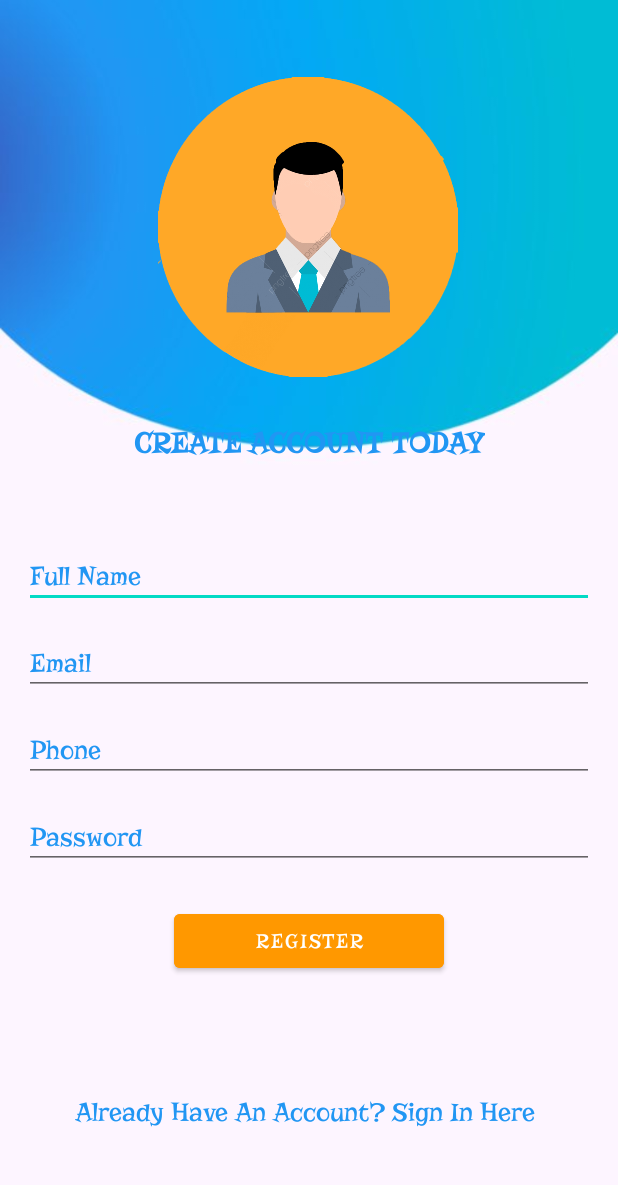
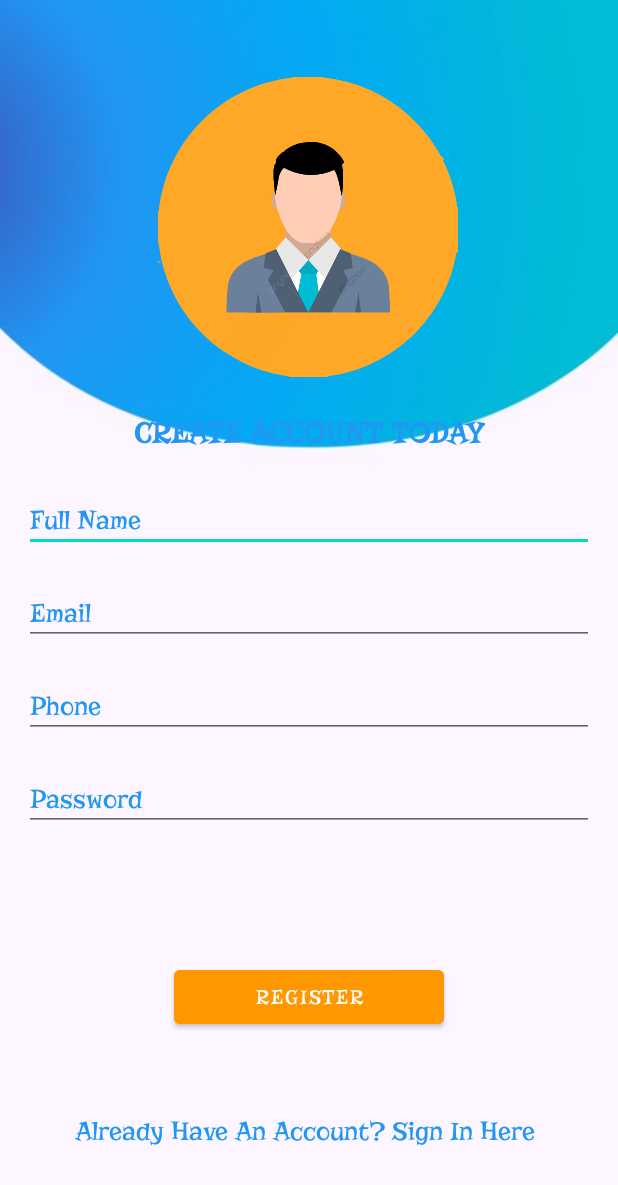
Before and after one commit to AndroidApplication-Project/Android-with-MARS, an Android app: the screen it shows after launch (RegisterUser), on a phone screen of 412 x 824 dp. Shown: the top 1185 px of the screen. Run offline under Robolectric (Android 15) with nearby library versions, the phone set to English and light mode, and no system bars; our stand-ins replace Firebase (no records; nobody signed in at launch, a user with empty details on screens opened directly); libraries missing offline, so code that uses them is left out: com.karumi.dexter; pictures from the network do not load.

Commit message:
made changes in splash,registeruser

```diff
--- a/app/src/main/AndroidManifest.xml
+++ b/app/src/main/AndroidManifest.xml
@@ -14,7 +14,7 @@
     <application
         android:name="androidx.multidex.MultiDexApplication"
         android:allowBackup="true"
-        android:icon="@mipmap/ic_launcher"
+        android:icon="@drawable/logo3"
         android:label="@string/app_name"
         android:roundIcon="@mipmap/ic_launcher_round"
         android:supportsRtl="true"
--- a/app/src/main/java/Quiz/BeginnerQuizActivity.java
+++ b/app/src/main/java/Quiz/BeginnerQuizActivity.java
@@ -78,6 +78,7 @@ public class BeginnerQuizActivity extends AppCompatActivity  {
         else
         {
             reference = FirebaseDatabase.getInstance().getReference().child("Questions/Beginner").child(String.valueOf(computerCount));
+
             total++;
             reference.addValueEventListener(new ValueEventListener() {
                 @Override
--- a/app/src/main/java/Reminder/ReminderMain.java
+++ b/app/src/main/java/Reminder/ReminderMain.java
@@ -27,8 +27,8 @@ public class ReminderMain extends AppCompatActivity {
         @Override
         public void onClick(View v) {
             Calendar calendar= Calendar.getInstance();
-            calendar.set(Calendar.HOUR_OF_DAY,9);
-            calendar.set(Calendar.MINUTE,15);
+            calendar.set(Calendar.HOUR_OF_DAY,14);
+            calendar.set(Calendar.MINUTE,04);
             calendar.set(Calendar.SECOND,10);
             Intent intent= new Intent(getApplicationContext(),Notification_Receiver.class);
             PendingIntent pendingIntent= PendingIntent.getBroadcast(getApplicationContext(),100,intent,PendingIntent.FLAG_UPDATE_CURRENT);
--- a/app/src/main/java/com/example/androidwithmars/About_Us1.java
+++ b/app/src/main/java/com/example/androidwithmars/About_Us1.java
@@ -85,7 +85,7 @@ public class About_Us1 extends Fragment {
         stuid.add("1993919");
         pics.add(R.drawable.pic1suna);
         stuname.add("Manjodh Singh ");
-        stuid.add("1993919");
+        stuid.add("1993904");
 
         //Initializing and setting Custom Adapter on List View
         StudentsAdapter adap = new StudentsAdapter(getActivity(),pics,stuid,stuname);
--- a/app/src/main/java/com/example/androidwithmars/RegisterUser.java
+++ b/app/src/main/java/com/example/androidwithmars/RegisterUser.java
@@ -3,13 +3,17 @@ package com.example.androidwithmars;
 import androidx.annotation.NonNull;
 import androidx.annotation.Nullable;
 import androidx.appcompat.app.AppCompatActivity;
+import androidx.core.app.ActivityCompat;
+import androidx.core.content.ContextCompat;
 
 import android.Manifest;
 import android.app.ProgressDialog;
 import android.content.Intent;
+import android.content.pm.PackageManager;
 import android.graphics.Bitmap;
 import android.graphics.BitmapFactory;
 import android.net.Uri;
+import android.os.Build;
 import android.os.Bundle;
 import android.text.TextUtils;
 import android.util.Log;
@@ -53,11 +57,13 @@ public class RegisterUser extends AppCompatActivity {
     private EditText mFullName, mEmail, mPassword, mPhone;
 
     private ImageView img;
+    static int PReqcode=1;
+    static int REQUESCODE=1;
     private Button btnRegister,browse;
     private TextView signIn;
     private FirebaseAuth firebaseAuth;
 //    private Button browse;
-    private Uri filepath;
+    Uri selectedImageUri;
     private Bitmap bitmap;
 
 
@@ -71,6 +77,17 @@ public class RegisterUser extends AppCompatActivity {
             startActivity(new Intent(getApplicationContext(),MainActivity.class));
             finish();
         }
+        img.setOnClickListener(new View.OnClickListener() {
+            @Override
+            public void onClick(View v) {
+                if (Build.VERSION.SDK_INT>= 22){
+                    checkAndRequestPermission();
+                }
+                else{
+                    openGallery();
+                }
+            }
+        });
 
         btnRegister.setOnClickListener(new View.OnClickListener() {
             @Override
@@ -149,7 +166,7 @@ public class RegisterUser extends AppCompatActivity {
         });
 
 
-        browse.setOnClickListener(new View.OnClickListener() {
+       /*browse.setOnClickListener(new View.OnClickListener() {
             @Override
             public void onClick(View v) {
                 Dexter.withActivity(RegisterUser.this)
@@ -174,7 +191,7 @@ public class RegisterUser extends AppCompatActivity {
                         }).check();
 
             }
-        });
+        });*/
 
 
         signIn.setOnClickListener(new View.OnClickListener() {
@@ -186,80 +203,50 @@ public class RegisterUser extends AppCompatActivity {
         });
     }
 
-//    private void uploadToFireBase() {
-//
-//        ProgressDialog dialog = new ProgressDialog(this);
-//        dialog.setTitle("File Uploading");
-//        dialog.show();
-//
-//
-//        mFullName = findViewById(R.id.fullName);
-//        mEmail = findViewById(R.id.userEmail);
-//        mPhone = findViewById(R.id.phone);
-//        mPassword=  findViewById(R.id.password);
-//
-//        FirebaseStorage storage = FirebaseStorage.getInstance();
-//        StorageReference uploader = storage.getReference("Image1"+ new Random().nextInt(50));
-//        uploader.putFile(filepath)
-//                .addOnSuccessListener(new OnSuccessListener<UploadTask.TaskSnapshot>() {
-//                    @Override
-//                    public void onSuccess(UploadTask.TaskSnapshot taskSnapshot) {
-//
-//                        uploader.getDownloadUrl().addOnSuccessListener(new OnSuccessListener<Uri>() {
-//                            @Override
-//                            public void onSuccess(Uri uri) {
-//                                dialog.dismiss();
-//                                FirebaseDatabase  db = FirebaseDatabase.getInstance();
-//                                DatabaseReference root =  db.getReference("user");
-//
-//                                DataHolder obj = new DataHolder(mFullName.getText().toString(),
-//                                        mEmail.getText().toString(),
-//                                        mPhone.getText().toString(),
-//                                        uri.toString());
-//                                root.child(mEmail.getText().toString()).setValue(obj);
-//
-//                                Toast.makeText(RegisterUser.this, "Uploaded", Toast.LENGTH_SHORT).show();
-//
-//                            }
-//                        });
-//
-//
-//                    }
-//                })
-//                .addOnProgressListener(new OnProgressListener<UploadTask.TaskSnapshot>() {
-//                    @Override
-//                    public void onProgress(@NonNull UploadTask.TaskSnapshot snapshot) {
-//
-//                        float percent = (100*snapshot.getBytesTransferred())/snapshot.getTotalByteCount();
-//                          dialog.setMessage("Uploaded :" +(int)percent+ " % ");
-//
-//                    }
-//                });
-//
-//
-//
-//
-//
-//
-//
-//    }
+    private void openGallery() {
+        // Open gallery and wait for user permission
+        Intent galleryIntent = new Intent(Intent.ACTION_GET_CONTENT);
+        galleryIntent.setType("image/*");
+        startActivityForResult(galleryIntent, REQUESCODE);
+
+    }
+
+    private void checkAndRequestPermission() {
+        if(ContextCompat.checkSelfPermission(RegisterUser.this, Manifest.permission.READ_EXTERNAL_STORAGE )
+                != PackageManager.PERMISSION_GRANTED){
+            if(ActivityCompat.shouldShowRequestPermissionRationale(RegisterUser.this,Manifest.permission.READ_EXTERNAL_STORAGE))
+            {
+                Toast.makeText(RegisterUser.this ,"Please accept for required permission",Toast.LENGTH_SHORT).show();
+            }
+            else {
+                ActivityCompat.requestPermissions(RegisterUser.this,
+                        new String[]{Manifest.permission.READ_EXTERNAL_STORAGE},
+                        PReqcode);
+
+            }
+
+        }
+        else{
+            openGallery();
+        }
+
+
+    }
+
 
     @Override
     protected void onActivityResult(int requestCode, int resultCode, @Nullable Intent data) {
-        if (requestCode == 1 && resultCode == RESULT_OK) {
+        super.onActivityResult(requestCode, resultCode, data);
+        if (resultCode == RESULT_OK && requestCode == REQUESCODE  && data != null) {
+            // the user has selected picture, now saved in storage
 
-            filepath = data.getData();
-            try {
-                InputStream inputStream = getContentResolver().openInputStream(filepath);
-                bitmap = BitmapFactory.decodeStream(inputStream);
-                img.setImageBitmap(bitmap);
-            }
-            catch (Exception e){
-            }
+            selectedImageUri = data.getData();
+            img.setImageURI(selectedImageUri);
+
 
 
         }
-        super.onActivityResult(requestCode, resultCode, data);
+
     }
 
 
@@ -269,8 +256,8 @@ public class RegisterUser extends AppCompatActivity {
         mPassword = findViewById(R.id.password);
         btnRegister = findViewById(R.id.btnRegister);
 
-        img = findViewById(R.id.imageView);
-        browse = findViewById(R.id.btnBrowse);
+        img = findViewById(R.id.userImage);
+      //  browse = findViewById(R.id.btnBrowse);
 
 
         mPhone = findViewById(R.id.phone);
@@ -281,36 +268,4 @@ public class RegisterUser extends AppCompatActivity {
     }
 
 
-   /* private void processinsert() {
-        Map<String,Object> map=new HashMap<>();
-        map.put("email",mEmail.getText().toString());
-        map.put("password",mPassword.getText().toString());
-        map.put("name",mFullName.getText().toString());
-        map.put("phone",mPhone.getText().toString());
-
-
-//        uploadToFireBase();
-
-        FirebaseDatabase.getInstance("https://androidwithmars-default-rtdb.firebaseio.com/").getReference().child("user").push()
-                .setValue(map)
-                .addOnSuccessListener(new OnSuccessListener<Void>() {
-                    @Override
-                    public void onSuccess(Void aVoid) {
-                        mEmail.setText("");
-                        mPassword.setText("");
-                        mFullName.setText("");
-                        mPhone.setText("");
-
-                        Toast.makeText(getApplicationContext(),"Inserted Successfully",Toast.LENGTH_LONG).show();
-                    }
-                })
-                .addOnFailureListener(new OnFailureListener() {
-                    @Override
-                    public void onFailure(@NonNull Exception e)
-                    {
-                        Toast.makeText(getApplicationContext(),"Could not insert",Toast.LENGTH_LONG).show();
-                    }
-                });
-
-    }*/
 }
--- a/app/src/main/res/layout/activity_register_user.xml
+++ b/app/src/main/res/layout/activity_register_user.xml
@@ -7,13 +7,12 @@
     android:background="@drawable/bg"
     tools:context=".RegisterUser">
 
-
-
     <ImageView
-        android:id="@+id/imageView"
-        android:layout_width="200dp"
+        android:id="@+id/userImage"
+        android:layout_width="0dp"
         android:layout_height="200dp"
         app:layout_constraintBottom_toBottomOf="parent"
+        app:layout_constraintDimensionRatio="w,1:1"
         app:layout_constraintEnd_toEndOf="parent"
         app:layout_constraintHorizontal_bias="0.497"
         app:layout_constraintStart_toStartOf="parent"
@@ -22,49 +21,37 @@
         app:srcCompat="@drawable/user" />
 
 
-    <Button
-        android:visibility="gone"
-        android:id="@+id/btnBrowse"
-        android:layout_width="wrap_content"
-        android:layout_height="wrap_content"
-        android:layout_marginTop="16dp"
-        android:layout_marginBottom="16dp"
-        android:text="Browse"
-        app:layout_constraintBottom_toTopOf="@+id/fullName"
-        app:layout_constraintEnd_toEndOf="@+id/imageView"
-        app:layout_constraintStart_toStartOf="@+id/imageView"
-        app:layout_constraintTop_toBottomOf="@+id/imageView" />
-
     <EditText
         android:id="@+id/fullName"
         android:layout_width="0dp"
         android:layout_height="wrap_content"
         android:layout_marginStart="16dp"
-        android:layout_marginTop="112dp"
+        android:layout_marginTop="25dp"
         android:layout_marginEnd="16dp"
         android:ems="10"
         android:hint="Full Name"
+        android:inputType="textPersonName"
         android:textColor="@color/black"
-        android:inputType="textPersonName"
         android:textColorHint="@color/bordercolor"
         app:layout_constraintEnd_toEndOf="parent"
         app:layout_constraintHorizontal_bias="0.0"
         app:layout_constraintStart_toStartOf="parent"
-        app:layout_constraintTop_toBottomOf="@+id/imageView" />
+        app:layout_constraintTop_toBottomOf="@+id/textView" />
 
     <EditText
         android:id="@+id/userEmail"
         android:layout_width="0dp"
         android:layout_height="wrap_content"
         android:layout_marginStart="16dp"
-        android:layout_marginTop="16dp"
+        android:layout_marginTop="20dp"
         android:layout_marginEnd="16dp"
         android:ems="10"
         android:hint="Email"
+        android:inputType="textEmailAddress"
         android:textColor="@color/black"
-        android:inputType="textEmailAddress"
         android:textColorHint="@color/bordercolor"
         app:layout_constraintEnd_toEndOf="parent"
+        app:layout_constraintHorizontal_bias="0.0"
         app:layout_constraintStart_toStartOf="parent"
         app:layout_constraintTop_toBottomOf="@+id/fullName" />
 
@@ -73,12 +60,12 @@
         android:layout_width="0dp"
         android:layout_height="wrap_content"
         android:layout_marginStart="16dp"
-        android:layout_marginTop="16dp"
+        android:layout_marginTop="20dp"
         android:layout_marginEnd="16dp"
         android:ems="10"
-        android:textColor="@color/black"
         android:hint="Password"
         android:inputType="textPassword"
+        android:textColor="@color/black"
         android:textColorHint="@color/bordercolor"
         app:layout_constraintEnd_toEndOf="parent"
         app:layout_constraintHorizontal_bias="0.0"
@@ -89,13 +76,13 @@
         android:id="@+id/btnRegister"
         android:layout_width="180dp"
         android:layout_height="wrap_content"
-
         android:backgroundTint="@color/btnbgcolor"
-        android:layout_marginTop="24dp"
         android:text="Register"
+        app:layout_constraintBottom_toBottomOf="parent"
         app:layout_constraintEnd_toEndOf="parent"
         app:layout_constraintStart_toStartOf="parent"
-        app:layout_constraintTop_toBottomOf="@+id/password" />
+        app:layout_constraintTop_toBottomOf="@+id/password"
+        app:layout_constraintVertical_bias="0.39" />
 
     <TextView
         android:id="@+id/signIn"
@@ -117,7 +104,7 @@
         android:layout_width="0dp"
         android:layout_height="wrap_content"
         android:layout_marginStart="16dp"
-        android:layout_marginTop="16dp"
+        android:layout_marginTop="20dp"
         android:layout_marginEnd="16dp"
         android:ems="10"
         android:hint="Phone"
@@ -133,15 +120,14 @@
         android:id="@+id/textView"
         android:layout_width="wrap_content"
         android:layout_height="wrap_content"
-        android:layout_marginBottom="24dp"
+        android:layout_marginTop="25dp"
         android:text="CREATE ACCOUNT TODAY"
         android:textColor="@color/bordercolor"
         android:textSize="20sp"
         android:textStyle="bold"
-        app:layout_constraintBottom_toTopOf="@+id/fullName"
         app:layout_constraintEnd_toEndOf="parent"
         app:layout_constraintStart_toStartOf="parent"
-        app:layout_constraintTop_toBottomOf="@+id/imageView" />
+        app:layout_constraintTop_toBottomOf="@+id/userImage" />
 
 
 
```
Also changed, not shown: app/src/main/res/layout/activity_slider.xml (+6 -5 lines), app/src/main/res/layout/activity_splash2.xml (+7 -4 lines).
